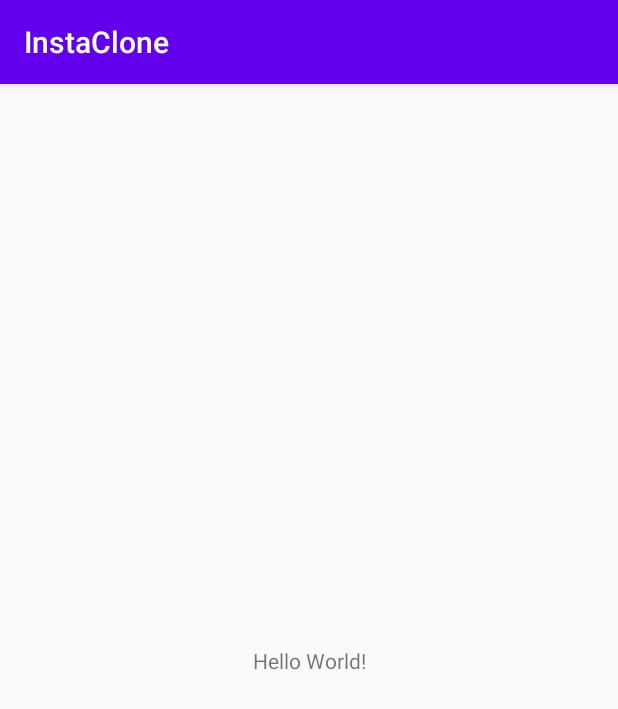
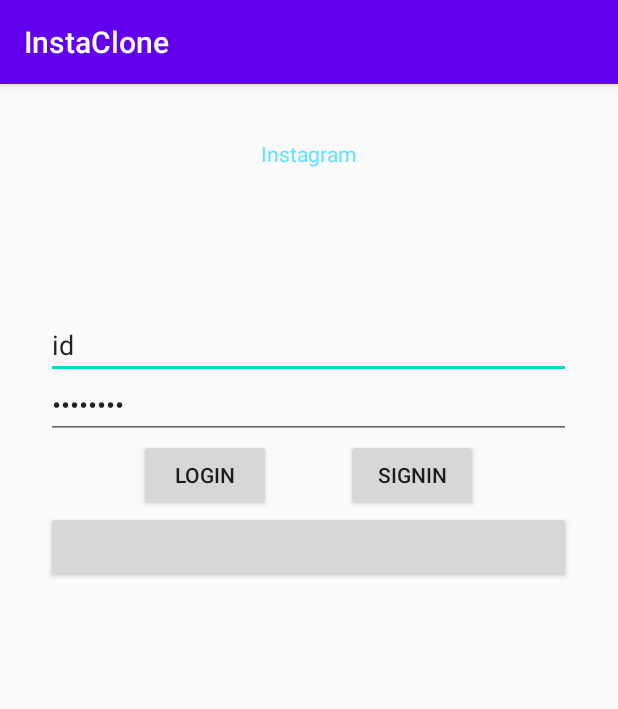
Before and after one commit to kingsumit011/InstaClone, an Android app: the screen it shows after launch (MainActivity), on a phone screen of 412 x 824 dp. Shown: the top 709 px of the screen. Run offline under Robolectric (Android 15) with nearby library versions, the phone set to English and light mode, and no system bars.

Commit message:
Create layout of login and sign in

```diff
--- a/app/build.gradle
+++ b/app/build.gradle
@@ -31,8 +31,10 @@ android {
 dependencies {
 
     implementation 'com.android.support:appcompat-v7:28.0.0'
+//    implementation 'androidx.appcompat:appcompat:1.2.0'
     implementation 'com.android.support.constraint:constraint-layout:1.1.3'
     testImplementation 'junit:junit:4.+'
+    implementation 'com.google.android.gms:play-services-auth:19.2.0'
     androidTestImplementation 'com.android.support.test:runner:1.0.2'
     androidTestImplementation 'com.android.support.test.espresso:espresso-core:3.0.2'
 }
--- a/app/src/main/java/com/android/example/instaclone/MainActivity.java
+++ b/app/src/main/java/com/android/example/instaclone/MainActivity.java
@@ -1,13 +1,16 @@
 package com.android.example.instaclone;
 
-import android.support.v7.app.AppCompatActivity;
 import android.os.Bundle;
+//import android.support.*;
+
+import androidx.appcompat.app.AppCompatActivity;
 
 public class MainActivity extends AppCompatActivity {
 
     @Override
     protected void onCreate(Bundle savedInstanceState) {
         super.onCreate(savedInstanceState);
-        setContentView(R.layout.activity_main);
+        LoginPage Id = new LoginPage();
+        setContentView(R.layout.login_page);
     }
 }
--- a/app/src/main/res/layout/activity_main.xml
+++ b/app/src/main/res/layout/activity_main.xml
@@ -1,5 +1,5 @@
 <?xml version="1.0" encoding="utf-8"?>
-<android.support.constraint.ConstraintLayout xmlns:android="http://schemas.android.com/apk/res/android"
+<RelativeLayoutt xmlns:android="http://schemas.android.com/apk/res/android"
     xmlns:app="http://schemas.android.com/apk/res-auto"
     xmlns:tools="http://schemas.android.com/tools"
     android:layout_width="match_parent"
@@ -15,4 +15,4 @@
         app:layout_constraintRight_toRightOf="parent"
         app:layout_constraintTop_toTopOf="parent" />
 
-</android.support.constraint.ConstraintLayout>
+</RelativeLayoutt>
--- /dev/null
+++ b/app/src/main/res/layout/login_page.xml
@@ -0,0 +1,70 @@
+<?xml version="1.0" encoding="utf-8"?>
+<RelativeLayout xmlns:android="http://schemas.android.com/apk/res/android"
+    xmlns:app="http://schemas.android.com/apk/res-auto"
+    xmlns:tools="http://schemas.android.com/tools"
+    android:layout_width="match_parent"
+    android:layout_height="match_parent"
+    android:gravity="center_horizontal">
+
+    <LinearLayout
+        android:layout_width="wrap_content"
+        android:layout_height="wrap_content"
+        android:layout_alignParentBottom="true"
+
+        android:layout_marginBottom="435dp"
+        android:orientation="vertical"
+        tools:ignore="MissingConstraints">
+
+        <TextView
+            android:layout_width="match_parent"
+            android:layout_height="100dp"
+            android:text="@string/Instagram_Title"
+            android:textAlignment="center"
+            android:textColor="@color/Title" />
+
+        <TextView
+            android:layout_width="350dp"
+            android:layout_height="20dp" />
+
+        <EditText
+            android:id="@+id/Input_Email_ID"
+            android:layout_width="match_parent"
+            android:layout_height="40dp"
+            android:inputType="textEmailAddress"
+            android:text="id" />
+
+        <EditText
+            android:id="@+id/Input_Password"
+            android:layout_width="match_parent"
+            android:layout_height="40dp"
+            android:inputType="textPassword"
+            android:text="password" />
+
+        <LinearLayout
+            android:layout_width="match_parent"
+            android:layout_height="wrap_content"
+            android:gravity="center"
+            android:orientation="horizontal">
+
+            <Button
+                android:id="@+id/Login"
+                android:layout_width="wrap_content"
+                android:layout_height="wrap_content"
+                android:layout_marginEnd="50dp"
+                android:text="Login" />
+
+            <Button
+                android:id="@+id/SignIn"
+                android:layout_width="wrap_content"
+                android:layout_height="wrap_content"
+                android:text="signin" />
+
+        </LinearLayout>
+
+        <Button
+            android:id="@+id/forgot_PassWord"
+            android:layout_width="match_parent"
+            android:layout_height="wrap_content" />
+    </LinearLayout>
+
+</RelativeLayout>
--- a/app/src/main/res/values/colors.xml
+++ b/app/src/main/res/values/colors.xml
@@ -7,4 +7,5 @@
     <color name="teal_700">#FF018786</color>
     <color name="black">#FF000000</color>
     <color name="white">#FFFFFFFF</color>
+    <color name="Title">#69e2ff</color>
 </resources>
--- a/app/src/main/res/values/strings.xml
+++ b/app/src/main/res/values/strings.xml
@@ -1,3 +1,4 @@
 <resources>
     <string name="app_name">InstaClone</string>
+    <string name="Instagram_Title">Instagram</string>
 </resources>
```
Also changed, not shown: app/src/main/java/com/android/example/instaclone/LoginPage.java (added, +35 -0 lines), app/src/main/java/com/android/example/instaclone/SignUp.java (added, +14 -0 lines), app/src/main/res/layout/signup_page.xml (added, +49 -0 lines), gradle.properties (+9 -6 lines), gradle/wrapper/gradle-wrapper.properties.
